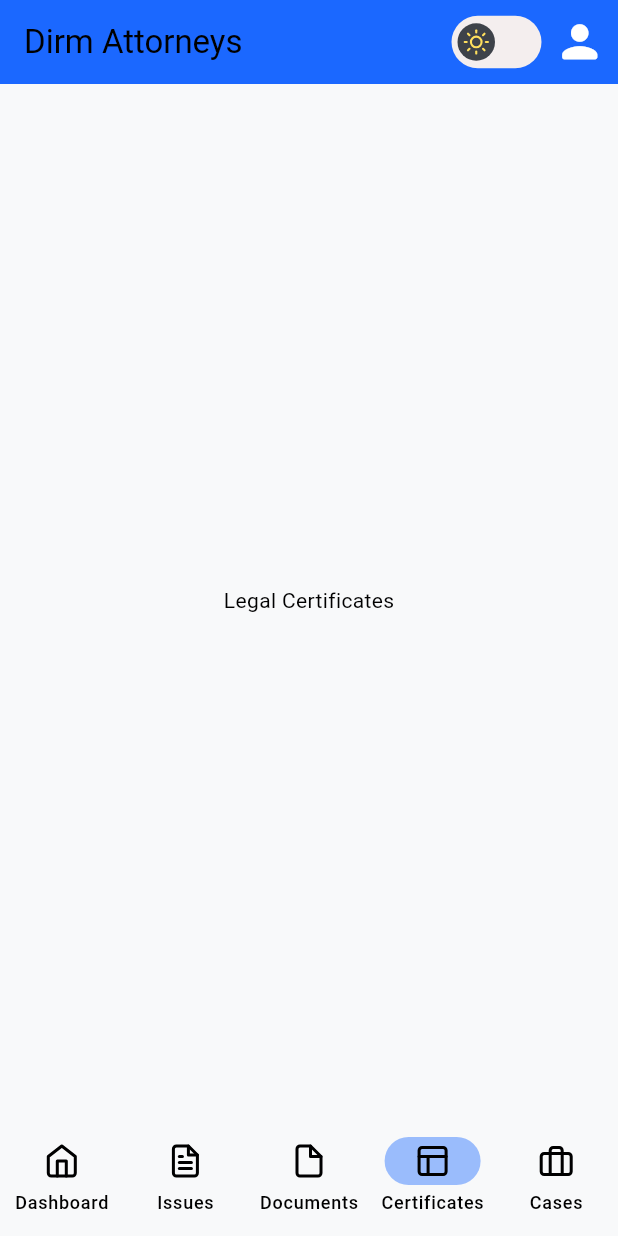
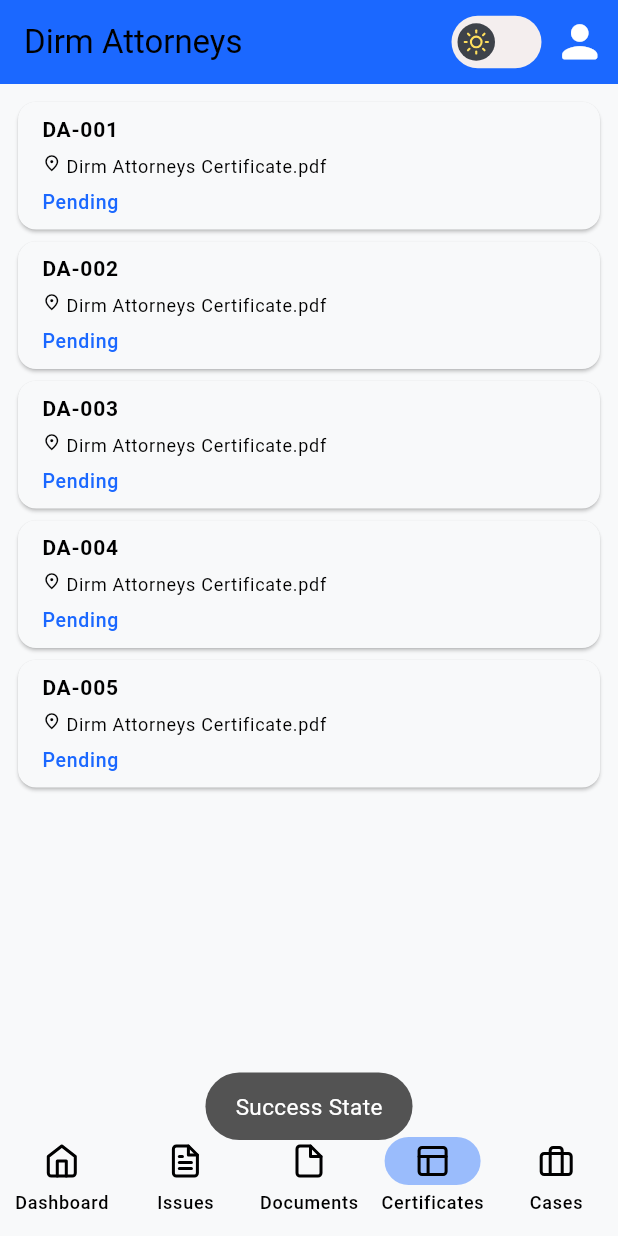
Before and after one commit to infinite-dev22/law_mobile_app, a Flutter app: the screen it shows after launch, item 4 of the bottom bar chosen, on a phone screen of 412 x 824 dp. Run offline on Flutter 3.47's test engine with Material 3 defaults, Android fonts, the phone set to English and light mode, and no system bars; drawn by our look-alikes of flutter_switch; our stand-ins replace awesome_extensions, bloc, equatable, flutter_bloc, flutter_feather_icons, toast.

Commit message:
Add bloc and dummy data to legal certificates page

```diff
--- /dev/null
+++ b/lib/legal_certificates/data/model/legal_certificate.dart
@@ -0,0 +1,15 @@
+class LegalCertificate {
+  String issueId;
+  String clientName;
+  String title;
+  String documentTitle;
+  String status;
+
+  LegalCertificate(
+    this.issueId,
+    this.clientName,
+    this.title,
+    this.documentTitle,
+    this.status,
+  );
+}
--- /dev/null
+++ b/lib/legal_certificates/data/repository/definition/legal_certificate_repo.dart
@@ -0,0 +1,5 @@
+import '../../model/legal_certificate.dart';
+
+abstract class LegalCertificateRepo {
+  Future<List<LegalCertificate>> getAllLegalCertificates(String authToken);
+}
--- /dev/null
+++ b/lib/legal_certificates/data/repository/implementation/legal_certificate_repo_impl.dart
@@ -0,0 +1,26 @@
+import '../../model/legal_certificate.dart';
+import '../definition/legal_certificate_repo.dart';
+
+class LegalCertificateRepoImpl extends LegalCertificateRepo {
+  @override
+  Future<List<LegalCertificate>> getAllLegalCertificates(String authToken) async {
+    // TODO: implement getAllLegalCertificates
+    // throw UnimplementedError();
+    List<LegalCertificate> getLegalCertificates() {
+      return [
+        LegalCertificate('DA-001', 'Admin', 'Demo Certificate 2',
+            'Dirm Attorneys Certificate.pdf', 'Pending'),
+        LegalCertificate('DA-002', 'Admin', 'Demo Legal Certificate',
+            'Dirm Attorneys Certificate.pdf', 'Pending'),
+        LegalCertificate('DA-003', 'Admin', 'Demo Legal Certificate',
+            'Dirm Attorneys Certificate.pdf', 'Pending'),
+        LegalCertificate('DA-004', 'Admin', 'Demo Legal Certificate',
+            'Dirm Attorneys Certificate.pdf', 'Pending'),
+        LegalCertificate('DA-005', 'Admin', 'Demo Legal Certificate',
+            'Dirm Attorneys Certificate.pdf', 'Pending'),
+      ];
+    }
+
+    return getLegalCertificates();
+  }
+}
--- a/lib/legal_certificates/presentation/bloc/legal_certificates_page/legal_certificates_page_bloc.dart
+++ b/lib/legal_certificates/presentation/bloc/legal_certificates_page/legal_certificates_page_bloc.dart
@@ -1,13 +1,89 @@
+import 'dart:developer';
+
 import 'package:bloc/bloc.dart';
 import 'package:equatable/equatable.dart';
+import 'package:flutter/foundation.dart';
+
+import '../../../../Global/Variables/app_runtime_values.dart';
+import '../../../data/model/legal_certificate.dart';
+import '../../../data/repository/implementation/legal_certificate_repo_impl.dart';
 
 part 'legal_certificates_page_event.dart';
 part 'legal_certificates_page_state.dart';
 
-class LegalCertificatesPageBloc extends Bloc<LegalCertificatesPageEvent, LegalCertificatesPageState> {
-  LegalCertificatesPageBloc() : super(LegalCertificatesPageInitial()) {
-    on<LegalCertificatesPageEvent>((event, emit) {
-      // TODO: implement event handler
+
+class LegalCertificatesPageBloc
+    extends Bloc<LegalCertificatesPageEvent, LegalCertificatesPageState> {
+  LegalCertificatesPageBloc() : super(const LegalCertificatesPageState()) {
+    on<RefreshLegalCertificatesEvent>(_mapRefreshLegalCertificatesToState);
+    on<LoadLegalCertificatesEvent>(_mapFetchLegalCertificatesToState);
+  }
+
+  _mapRefreshLegalCertificatesToState(
+      RefreshLegalCertificatesEvent event, Emitter<LegalCertificatesPageState> emit) async {
+    emit(state.copyWith(status: LegalCertificatesPageStatus.loading));
+    await LegalCertificateRepoImpl()
+        .getAllLegalCertificates(currentUserToken)
+        .then((certificates) {
+      if (certificates.isNotEmpty) {
+        emit(state.copyWith(
+            status: LegalCertificatesPageStatus.success, certificates: certificates));
+      } else {
+        emit(state.copyWith(status: LegalCertificatesPageStatus.empty));
+      }
+    }).onError((error, stackTrace) {
+      emit(state.copyWith(status: LegalCertificatesPageStatus.error));
+      if (kDebugMode) {
+        log("Error: $error");
+        log("Stacktrace: $stackTrace");
+      }
     });
   }
+
+  _mapFetchLegalCertificatesToState(
+      LoadLegalCertificatesEvent event, Emitter<LegalCertificatesPageState> emit) async {
+    emit(state.copyWith(status: LegalCertificatesPageStatus.loading));
+    await LegalCertificateRepoImpl()
+        .getAllLegalCertificates(currentUserToken)
+        .then((certificates) {
+      if (certificates.isNotEmpty) {
+        emit(state.copyWith(
+            status: LegalCertificatesPageStatus.success, certificates: certificates));
+      } else {
+        emit(state.copyWith(status: LegalCertificatesPageStatus.empty));
+      }
+    }).onError((error, stackTrace) {
+      emit(state.copyWith(status: LegalCertificatesPageStatus.error));
+      if (kDebugMode) {
+        log("Error: $error");
+        log("Stacktrace: $stackTrace");
+      }
+    });
+  }
+
+  @override
+  void onEvent(LegalCertificatesPageEvent event) {
+    log(event.toString());
+    super.onEvent(event);
+  }
+
+  @override
+  void onTransition(
+      Transition<LegalCertificatesPageEvent, LegalCertificatesPageState> transition) {
+    log(transition.toString());
+    super.onTransition(transition);
+  }
+
+  @override
+  void onChange(Change<LegalCertificatesPageState> change) {
+    log(change.toString());
+    super.onChange(change);
+  }
+
+  @override
+  void onError(Object error, StackTrace stackTrace) {
+    log(error.toString());
+    log(stackTrace.toString());
+    super.onError(error, stackTrace);
+  }
 }
--- a/lib/legal_certificates/presentation/bloc/legal_certificates_page/legal_certificates_page_event.dart
+++ b/lib/legal_certificates/presentation/bloc/legal_certificates_page/legal_certificates_page_event.dart
@@ -2,4 +2,22 @@ part of 'legal_certificates_page_bloc.dart';
 
 sealed class LegalCertificatesPageEvent extends Equatable {
   const LegalCertificatesPageEvent();
+
+  @override
+  List<Object?> get props => [];
 }
+
+class LoadLegalCertificatesEvent extends LegalCertificatesPageEvent {}
+
+class RefreshLegalCertificatesEvent extends LegalCertificatesPageEvent {}
+
+class LoadSingleLegalCertificateEvent extends LegalCertificatesPageEvent {
+  final int id;
+
+  const LoadSingleLegalCertificateEvent(this.id);
+
+  @override
+  List<Object?> get props => [id];
+}
+
+class LegalCertificateAddedEvent extends LegalCertificatesPageEvent {}
--- a/lib/legal_certificates/presentation/bloc/legal_certificates_page/legal_certificates_page_state.dart
+++ b/lib/legal_certificates/presentation/bloc/legal_certificates_page/legal_certificates_page_state.dart
@@ -1,10 +1,59 @@
 part of 'legal_certificates_page_bloc.dart';
 
-sealed class LegalCertificatesPageState extends Equatable {
-  const LegalCertificatesPageState();
+enum LegalCertificatesPageStatus {
+  initial,
+  success,
+  loading,
+  error,
+  notFound,
+  empty,
 }
 
-final class LegalCertificatesPageInitial extends LegalCertificatesPageState {
+extension LegalCertificatesPageStatusX on LegalCertificatesPageStatus {
+  bool get isInitial => this == LegalCertificatesPageStatus.initial;
+
+  bool get isSuccess => this == LegalCertificatesPageStatus.success;
+
+  bool get isLoading => this == LegalCertificatesPageStatus.loading;
+
+  bool get isError => this == LegalCertificatesPageStatus.error;
+
+  bool get isNotFound => this == LegalCertificatesPageStatus.notFound;
+
+  bool get isEmpty => this == LegalCertificatesPageStatus.empty;
+}
+
+@immutable
+class LegalCertificatesPageState extends Equatable {
+  final List<LegalCertificate>? certificates;
+  final LegalCertificatesPageStatus status;
+  final LegalCertificate? certificate;
+
+  const LegalCertificatesPageState({
+    this.certificates,
+    this.status = LegalCertificatesPageStatus.initial,
+    this.certificate,
+  });
+
   @override
-  List<Object> get props => [];
+  // TODO: implement props
+  List<Object?> get props => [
+    certificates,
+    status,
+    certificate,
+  ];
+
+  LegalCertificatesPageState copyWith({
+    List<LegalCertificate>? certificates,
+    LegalCertificatesPageStatus? status,
+    LegalCertificate? certificate,
+    bool? isLegalCertificateLoading,
+    String? message,
+  }) {
+    return LegalCertificatesPageState(
+      certificates: certificates ?? this.certificates,
+      status: status ?? this.status,
+      certificate: certificate ?? this.certificate,
+    );
+  }
 }
--- a/lib/legal_certificates/presentation/pages/legal_certificates_page.dart
+++ b/lib/legal_certificates/presentation/pages/legal_certificates_page.dart
@@ -1,16 +1,55 @@
 import 'package:flutter/material.dart';
+import 'package:flutter_bloc/flutter_bloc.dart';
+import 'package:toast/toast.dart';
 
 import '../../../Global/Variables/colors.dart';
+import '../../../Global/Widgets/error_widget.dart';
+import '../../../Global/Widgets/initial_widget.dart';
+import '../../../Global/Widgets/loading_widget.dart';
+import '../bloc/legal_certificates_page/legal_certificates_page_bloc.dart';
+import '../widget/legal_certificate_success_widget.dart';
 
 class LegalCertificatesPage extends StatelessWidget {
   const LegalCertificatesPage({super.key});
 
   @override
   Widget build(BuildContext context) {
-    return const Scaffold(
-      body: Center(
-        child: Text("Legal Certificates"),
-      ),
+    ToastContext().init(context);
+
+    return BlocConsumer<LegalCertificatesPageBloc, LegalCertificatesPageState>(
+      builder: (context, state) {
+        if (state.status.isInitial) {
+          context.read<LegalCertificatesPageBloc>().add(LoadLegalCertificatesEvent());
+        }
+        if (state.status.isSuccess) {
+          return const LegalCertificateSuccessWidget();
+        }
+        if (state.status.isLoading) {
+          return const GlobalLoadingWidget();
+        }
+        if (state.status.isError) {
+          return const GlobalErrorWidget();
+        }
+        return const GlobalLoadingWidget();
+      },
+      listener: (context, state) {
+        if (state.status.isInitial) {
+          Toast.show("Initial State",
+              duration: Toast.lengthShort, gravity: Toast.bottom);
+        }
+        if (state.status.isSuccess) {
+          Toast.show("Success State",
+              duration: Toast.lengthShort, gravity: Toast.bottom);
+        }
+        if (state.status.isLoading) {
+          Toast.show("Loading State",
+              duration: Toast.lengthShort, gravity: Toast.bottom);
+        }
+        if (state.status.isError) {
+          Toast.show("Error State",
+              duration: Toast.lengthShort, gravity: Toast.bottom);
+        }
+      },
     );
   }
 }
--- /dev/null
+++ b/lib/legal_certificates/presentation/widget/legal_certificate_item_widget.dart
@@ -0,0 +1,71 @@
+import 'package:flutter/material.dart';
+
+import '../../../Global/Variables/colors.dart';
+import '../../data/model/legal_certificate.dart';
+
+class LegalCertificateItem extends StatelessWidget {
+  const LegalCertificateItem({super.key, required this.data});
+
+  final LegalCertificate data;
+
+  @override
+  Widget build(BuildContext context) {
+    return Row(
+      children: [
+        Expanded(
+          child: _buildInfo(),
+        )
+      ],
+    );
+  }
+
+  Widget _buildInfo() {
+    return Column(
+      crossAxisAlignment: CrossAxisAlignment.start,
+      children: [
+        Text(
+          data.issueId,
+          maxLines: 1,
+          overflow: TextOverflow.ellipsis,
+          style: const TextStyle(fontSize: 14, fontWeight: FontWeight.w600),
+        ),
+        const SizedBox(
+          height: 5,
+        ),
+        Row(
+          crossAxisAlignment: CrossAxisAlignment.start,
+          children: [
+            const Icon(
+              Icons.place_outlined,
+              size: 13,
+            ),
+            const SizedBox(
+              width: 3,
+            ),
+            Expanded(
+              child: Text(
+                data.documentTitle,
+                maxLines: 1,
+                overflow: TextOverflow.ellipsis,
+                style: const TextStyle(
+                  fontSize: 12,
+                ),
+              ),
+            ),
+          ],
+        ),
+        const SizedBox(
+          height: 5,
+        ),
+        Text(
+          data.status,
+          style: const TextStyle(
+            fontSize: 13,
+            color: AppColors.primary,
+            fontWeight: FontWeight.w500,
+          ),
+        )
+      ],
+    );
+  }
+}
--- /dev/null
+++ b/lib/legal_certificates/presentation/widget/legal_certificate_success_widget.dart
@@ -0,0 +1,26 @@
+import 'package:flutter/material.dart';
+import 'package:flutter_bloc/flutter_bloc.dart';
+
+import '../bloc/legal_certificates_page/legal_certificates_page_bloc.dart';
+import 'legal_certificate_item_widget.dart';
+
+class LegalCertificateSuccessWidget extends StatelessWidget {
+  const LegalCertificateSuccessWidget({super.key});
+
+  @override
+  Widget build(BuildContext context) {
+    return BlocConsumer<LegalCertificatesPageBloc, LegalCertificatesPageState>(
+      builder: (context, state) {
+        return ListView.builder(
+            padding: const EdgeInsets.all(8.0),
+            itemCount: state.certificates!.length,
+            itemBuilder: (context, index) => Card(
+                  child: ListTile(
+                    title: LegalCertificateItem(data: state.certificates!.elementAt(index)),
+                  ),
+                ));
+      },
+      listener: (context, state) {},
+    );
+  }
+}
--- a/lib/legal_documents/presentation/pages/legal_documents_page.dart
+++ b/lib/legal_documents/presentation/pages/legal_documents_page.dart
@@ -30,7 +30,7 @@ class LegalDocumentsPage extends StatelessWidget {
         if (state.status.isError) {
           return const GlobalErrorWidget();
         }
-        return const GlobalInitialWidget();
+        return const GlobalLoadingWidget();
       },
       listener: (context, state) {
         if (state.status.isInitial) {
--- a/lib/legal_issues/presentation/pages/legal_issues_page.dart
+++ b/lib/legal_issues/presentation/pages/legal_issues_page.dart
@@ -29,7 +29,7 @@ class LegalIssuesPage extends StatelessWidget {
         if (state.status.isError) {
           return const GlobalErrorWidget();
         }
-        return const GlobalInitialWidget();
+        return const GlobalLoadingWidget();
       },
       listener: (context, state) {
         if (state.status.isInitial) {
--- a/lib/main.dart
+++ b/lib/main.dart
@@ -6,6 +6,7 @@
 import 'package:flutter/material.dart';
 import 'package:flutter_bloc/flutter_bloc.dart';
 
+import 'legal_certificates/presentation/bloc/legal_certificates_page/legal_certificates_page_bloc.dart';
 import 'legal_documents/presentation/bloc/legal_documents_page/legal_documents_page_bloc.dart';
 
 void main() {
@@ -15,6 +16,7 @@
       BlocProvider(create: (context) => NavBarBloc()),
       BlocProvider(create: (context) => LegalIssuesPagesBloc()),
       BlocProvider(create: (context) => LegalDocumentsPageBloc()),
+      BlocProvider(create: (context) => LegalCertificatesPageBloc()),
     ],
     child: const MyApp(),
   ));
```
Also changed, not shown: lib/legal_certificates/data/endpoint/legal_certificates_endpoints.dart (added).
